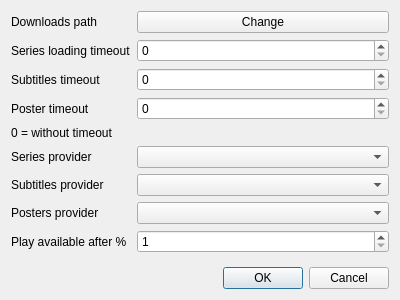
This is series_list/interface/settings.ui in nvbn/series_list as Qt 5 draws it before an edit. The edited form follows.
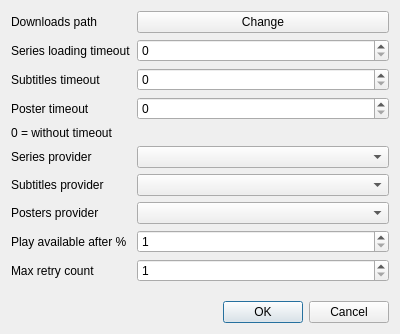
This is the edited form.

Commit message: Add max retry count to settings dialog

Diff of the .ui file:
```diff
--- a/series_list/interface/settings.ui
+++ b/series_list/interface/settings.ui
@@ -7,7 +7,7 @@
     <x>0</x>
     <y>0</y>
     <width>400</width>
-    <height>300</height>
+    <height>334</height>
    </rect>
   </property>
   <property name="windowTitle">
@@ -126,6 +126,23 @@
        </property>
       </widget>
      </item>
+     <item row="9" column="0">
+      <widget class="QLabel" name="label_9">
+       <property name="text">
+        <string>Max retry count</string>
+       </property>
+      </widget>
+     </item>
+     <item row="9" column="1">
+      <widget class="QSpinBox" name="retryCount">
+       <property name="minimum">
+        <number>1</number>
+       </property>
+       <property name="maximum">
+        <number>10</number>
+       </property>
+      </widget>
+     </item>
     </layout>
    </item>
    <item>
```
The commit also changes 1 other file.
